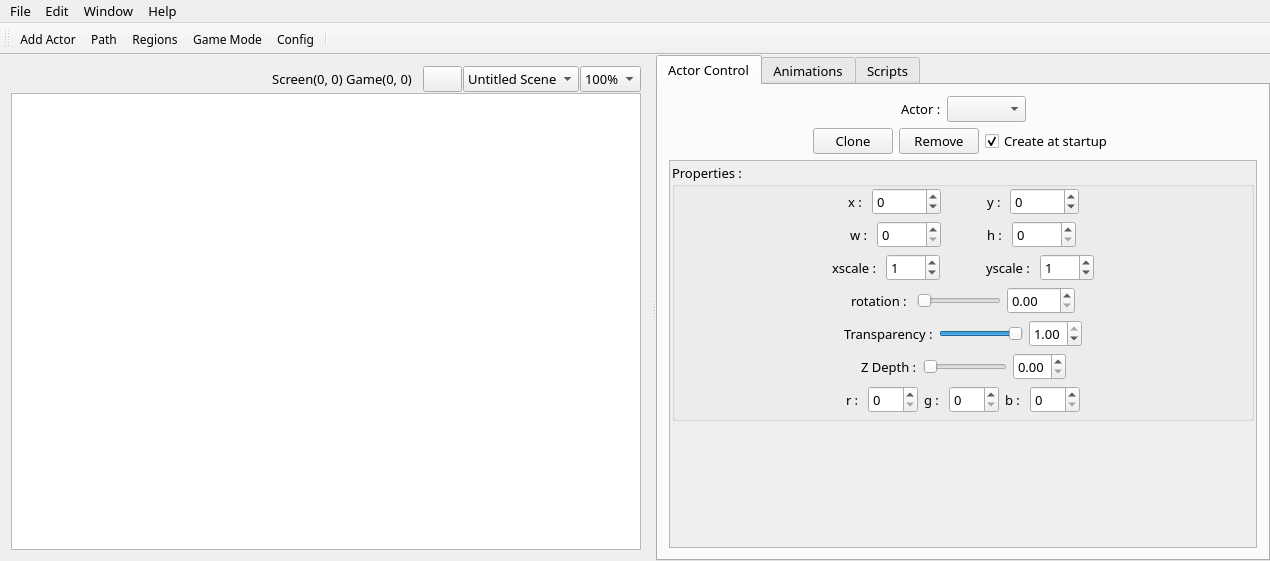
First picture: the form in qgameeditor.ui, repository Epsilon-K/QGameEditor, before the edit.
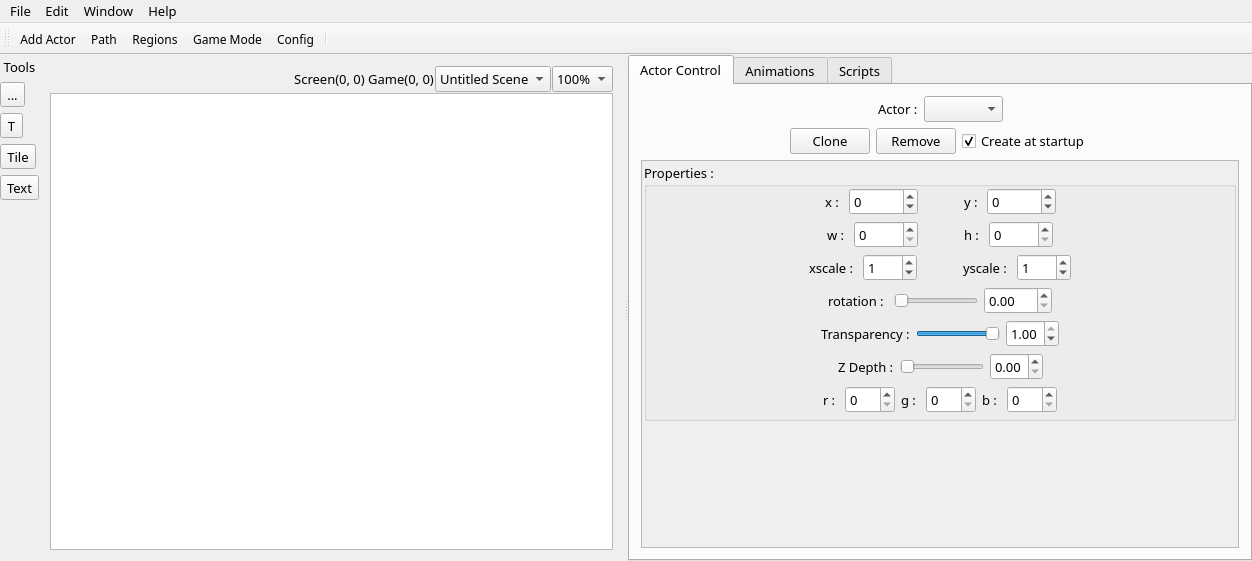
Second picture: the form after the edit. Icons and pictures are not drawn. Custom widgets are drawn as their Qt base class.

Commit message: Add an "addActor" function & a new toolbuttons VLayout

Diff of the .ui file:
```diff
--- a/qgameeditor.ui
+++ b/qgameeditor.ui
@@ -6,7 +6,7 @@
    <rect>
     <x>0</x>
     <y>0</y>
-    <width>1270</width>
+    <width>1252</width>
     <height>561</height>
    </rect>
   </property>
@@ -36,6 +36,81 @@
     <property name="bottomMargin">
      <number>0</number>
     </property>
+    <item>
+     <layout class="QVBoxLayout" name="toolsVerticalLayout">
+      <property name="topMargin">
+       <number>3</number>
+      </property>
+      <item>
+       <widget class="QLabel" name="label_14">
+        <property name="text">
+         <string>Tools</string>
+        </property>
+        <property name="alignment">
+         <set>Qt::AlignCenter</set>
+        </property>
+       </widget>
+      </item>
+      <item>
+       <widget class="QToolButton" name="snappingBtn">
+        <property name="toolTip">
+         <string>snap to grid</string>
+        </property>
+        <property name="text">
+         <string>...</string>
+        </property>
+        <property name="icon">
+         <iconset resource="resources.qrc">
+          <normaloff>:/Resources/images/Magnet grey.png</normaloff>
+          <normalon>:/Resources/images/Magnet.png</normalon>:/Resources/images/Magnet grey.png</iconset>
+        </property>
+        <property name="shortcut">
+         <string>M</string>
+        </property>
+        <property name="checkable">
+         <bool>true</bool>
+        </property>
+        <property name="checked">
+         <bool>false</bool>
+        </property>
+       </widget>
+      </item>
+      <item>
+       <widget class="QToolButton" name="toolButton">
+        <property name="text">
+         <string>T</string>
+        </property>
+       </widget>
+      </item>
+      <item>
+       <widget class="QToolButton" name="toolButton_2">
+        <property name="text">
+         <string>Tile</string>
+        </property>
+       </widget>
+      </item>
+      <item>
+       <widget class="QToolButton" name="toolButton_3">
+        <property name="text">
+         <string>Text</string>
+        </property>
+       </widget>
+      </item>
+      <item>
+       <spacer name="verticalSpacer_2">
+        <property name="orientation">
+         <enum>Qt::Vertical</enum>
+        </property>
+        <property name="sizeHint" stdset="0">
+         <size>
+          <width>20</width>
+          <height>40</height>
+         </size>
+        </property>
+       </spacer>
+      </item>
+     </layout>
+    </item>
     <item>
      <widget class="QSplitter" name="splitter">
       <property name="orientation">
@@ -47,7 +122,7 @@
          <number>1</number>
         </property>
         <item>
-         <layout class="QHBoxLayout" name="horizontalLayout_2" stretch="0,0,0,0,0,0">
+         <layout class="QHBoxLayout" name="horizontalLayout_2" stretch="0,0,0,0">
           <property name="spacing">
            <number>1</number>
           </property>
@@ -74,55 +149,6 @@
             </property>
            </widget>
           </item>
-          <item>
-           <spacer name="horizontalSpacer_3">
-            <property name="orientation">
-             <enum>Qt::Horizontal</enum>
-            </property>
-            <property name="sizeType">
-             <enum>QSizePolicy::Fixed</enum>
-            </property>
-            <property name="sizeHint" stdset="0">
-             <size>
-              <width>10</width>
-              <height>20</height>
-             </size>
-            </property>
-           </spacer>
-          </item>
-          <item>
-           <widget class="QPushButton" name="snappingBtn">
-            <property name="enabled">
-             <bool>true</bool>
-            </property>
-            <property name="sizePolicy">
-             <sizepolicy hsizetype="Fixed" vsizetype="Fixed">
-              <horstretch>0</horstretch>
-              <verstretch>0</verstretch>
-             </sizepolicy>
-            </property>
-            <property name="toolTip">
-             <string>Snapping     M</string>
-            </property>
-            <property name="text">
-             <string/>
-            </property>
-            <property name="icon">
-             <iconset resource="resources.qrc">
-              <normaloff>:/Resources/images/Magnet grey.png</normaloff>
-              <normalon>:/Resources/images/Magnet.png</normalon>:/Resources/images/Magnet grey.png</iconset>
-            </property>
-            <property name="shortcut">
-             <string>M</string>
-            </property>
-            <property name="checkable">
-             <bool>true</bool>
-            </property>
-            <property name="checked">
-             <bool>false</bool>
-            </property>
-           </widget>
-          </item>
           <item>
            <widget class="QComboBox" name="comboBox_4">
             <property name="sizePolicy">
@@ -892,7 +918,7 @@
     <rect>
      <x>0</x>
      <y>0</y>
-     <width>1270</width>
+     <width>1252</width>
      <height>20</height>
     </rect>
    </property>
```
The commit also changes 3 other files.
